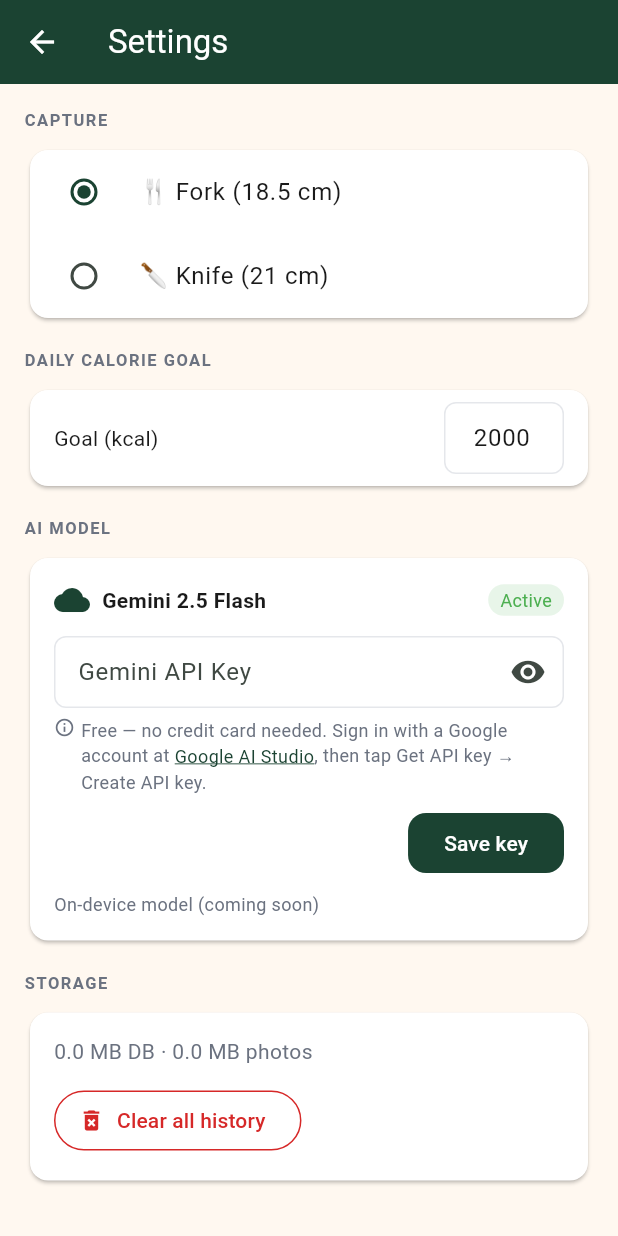
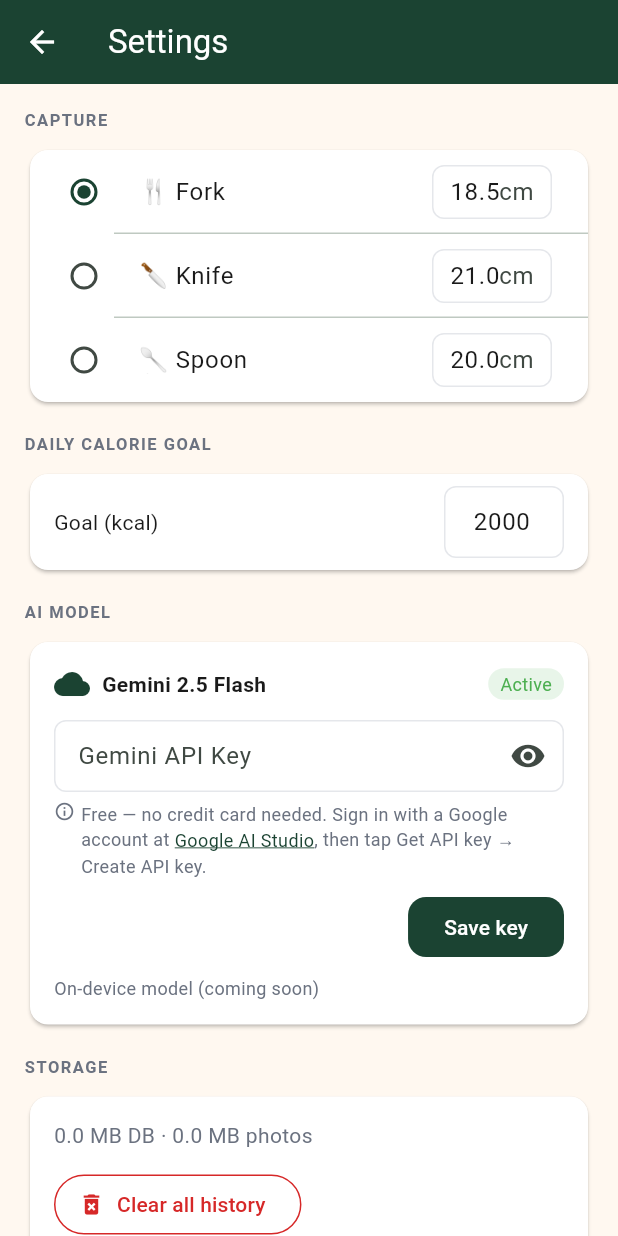
Before and after one commit to iwozere/e-food, a Flutter app: the screen it shows after launch, after a tap on the "settings" icon, on a phone screen of 412 x 824 dp. Run offline on Flutter 3.47's test engine with Material 3 defaults, Android fonts, the phone set to English and light mode, and no system bars; our stand-ins replace camera, flutter_riverpod, flutter_secure_storage, go_router, image_picker, shared_preferences and 1 more; accounts and stored records are empty.

Commit message:
CR-01 implementation

```diff
--- a/fork_scale/lib/core/services/image_service.dart
+++ b/fork_scale/lib/core/services/image_service.dart
@@ -6,11 +6,11 @@ import 'package:path/path.dart' as p;
 import 'package:path_provider/path_provider.dart';
 
 class ImageService {
-  /// Resizes [source] to max 800px longest side for Gemini API call.
+  /// Resizes [source] to max 1536px longest side for Gemini API call.
   /// Runs in a background isolate. Returns JPEG bytes.
   Future<Uint8List> resizeForApi(File source) async {
     final bytes = await source.readAsBytes();
-    return Isolate.run(() => _resize(bytes, 800));
+    return Isolate.run(() => _resize(bytes, 1536));
   }
 
   /// Saves the photo at max 1200px, returns the absolute path.
--- a/fork_scale/lib/core/services/providers.dart
+++ b/fork_scale/lib/core/services/providers.dart
@@ -33,3 +33,12 @@ final dailyGoalProvider = FutureProvider<int>((ref) async {
   final prefs = await SharedPreferences.getInstance();
   return prefs.getInt('daily_goal') ?? 2000;
 });
+
+final utensilLengthsProvider = FutureProvider<Map<String, double>>((ref) async {
+  final prefs = await SharedPreferences.getInstance();
+  return {
+    'fork': prefs.getDouble('fork_length_cm') ?? 18.5,
+    'knife': prefs.getDouble('knife_length_cm') ?? 21.0,
+    'spoon': prefs.getDouble('spoon_length_cm') ?? 20.0,
+  };
+});
--- a/fork_scale/lib/features/capture/capture_screen.dart
+++ b/fork_scale/lib/features/capture/capture_screen.dart
@@ -5,6 +5,7 @@ import 'package:flutter/services.dart';
 import 'package:flutter_riverpod/flutter_riverpod.dart';
 import 'package:go_router/go_router.dart';
 import 'package:image_picker/image_picker.dart';
+import 'package:shared_preferences/shared_preferences.dart';
 import 'package:uuid/uuid.dart';
 
 import '../../core/services/gemini_service.dart';
@@ -32,6 +33,13 @@ class _CaptureScreenState extends ConsumerState<CaptureScreen>
     super.initState();
     WidgetsBinding.instance.addObserver(this);
     _initCamera();
+    _loadDefaultUtensil();
+  }
+
+  Future<void> _loadDefaultUtensil() async {
+    final prefs = await SharedPreferences.getInstance();
+    final saved = prefs.getString('default_utensil') ?? 'fork';
+    if (mounted) setState(() => _utensil = saved);
   }
 
   @override
@@ -100,9 +108,13 @@ class _CaptureScreenState extends ConsumerState<CaptureScreen>
       final apiBytes = futures[0] as dynamic;
       final savedPath = futures[1] as String;
 
+      final lengths = await ref.read(utensilLengthsProvider.future);
+      final lengthCm = lengths[_utensil] ?? 18.5;
+
       final result = await gemini.analyzeImage(
         imageBytes: apiBytes,
         utensil: _utensil,
+        utensilLengthCm: lengthCm,
       );
 
       if (!mounted) return;
@@ -129,7 +141,10 @@ class _CaptureScreenState extends ConsumerState<CaptureScreen>
         _showError('API error (${e.statusCode}).', detail: e.body);
       }
     } on GeminiParseException catch (e) {
-      _showError('Could not read results — please retake the photo.', detail: e.rawText);
+      final msg = e.truncated
+          ? 'Response was cut off — too many items. Try a simpler plate.'
+          : 'Could not read results — please retake the photo.';
+      _showError(msg, detail: e.rawText);
     } catch (e) {
       _showError('An unexpected error occurred.', detail: e.toString());
     } finally {
@@ -262,6 +277,8 @@ class _CaptureScreenState extends ConsumerState<CaptureScreen>
                 _UtensilToggle(
                   utensil: _utensil,
                   onChanged: (v) => setState(() => _utensil = v),
+                  lengths: ref.watch(utensilLengthsProvider).valueOrNull ??
+                      {'fork': 18.5, 'knife': 21.0, 'spoon': 20.0},
                 ),
                 const SizedBox(height: 24),
                 Row(
@@ -310,7 +327,7 @@ class _InstructionBanner extends StatelessWidget {
         borderRadius: BorderRadius.circular(20),
       ),
       child: const Text(
-        'Place a fork or knife beside the plate',
+        'Place utensil beside the plate as scale',
         style: TextStyle(color: Colors.white, fontSize: 12),
       ),
     );
@@ -320,8 +337,18 @@ class _InstructionBanner extends StatelessWidget {
 class _UtensilToggle extends StatelessWidget {
   final String utensil;
   final ValueChanged<String> onChanged;
+  final Map<String, double> lengths;
 
-  const _UtensilToggle({required this.utensil, required this.onChanged});
+  const _UtensilToggle({
+    required this.utensil,
+    required this.onChanged,
+    required this.lengths,
+  });
+
+  String _label(String key, String emoji) {
+    final cm = (lengths[key] ?? 0).toStringAsFixed(1);
+    return '$emoji $cm cm';
+  }
 
   @override
   Widget build(BuildContext context) {
@@ -333,8 +360,9 @@ class _UtensilToggle extends StatelessWidget {
       child: Row(
         mainAxisSize: MainAxisSize.min,
         children: [
-          _Tab(label: '🍴 Fork (18.5 cm)', value: 'fork', current: utensil, onTap: onChanged),
-          _Tab(label: '🔪 Knife (21 cm)', value: 'knife', current: utensil, onTap: onChanged),
+          _Tab(label: _label('fork', '🍴'), value: 'fork', current: utensil, onTap: onChanged),
+          _Tab(label: _label('knife', '🔪'), value: 'knife', current: utensil, onTap: onChanged),
+          _Tab(label: _label('spoon', '🥄'), value: 'spoon', current: utensil, onTap: onChanged),
         ],
       ),
     );
--- a/fork_scale/lib/features/results/results_screen.dart
+++ b/fork_scale/lib/features/results/results_screen.dart
@@ -102,6 +102,7 @@ class _ResultsBody extends ConsumerWidget {
             itemBuilder: (context, i) => IngredientCard(
               key: ValueKey('item_$i'),
               item: state.items[i],
+              isEdited: state.editedIndices.contains(i),
               onChanged: (updated) => notifier.updateItem(i, updated),
               onDelete: () => notifier.deleteItem(i),
             ),
--- a/fork_scale/lib/features/settings/settings_screen.dart
+++ b/fork_scale/lib/features/settings/settings_screen.dart
@@ -6,6 +6,8 @@ import 'package:path_provider/path_provider.dart';
 import 'package:shared_preferences/shared_preferences.dart';
 
 import 'package:url_launcher/url_launcher.dart';
+
+import 'package:flutter/services.dart';
 
 import '../../core/services/gemini_service.dart';
 import '../../core/services/providers.dart';
@@ -20,10 +22,16 @@ class SettingsScreen extends ConsumerStatefulWidget {
 
 class _SettingsScreenState extends ConsumerState<SettingsScreen> {
   final _apiKeyCtrl = TextEditingController();
+  final _forkLengthCtrl = TextEditingController();
+  final _knifeLengthCtrl = TextEditingController();
+  final _spoonLengthCtrl = TextEditingController();
   bool _obscureKey = true;
   bool _validating = false;
   String _utensil = 'fork';
   int _dailyGoal = 2000;
+  double _forkLengthCm = 18.5;
+  double _knifeLengthCm = 21.0;
+  double _spoonLengthCm = 20.0;
   bool _loading = true;
 
   @override
@@ -35,6 +43,9 @@ class _SettingsScreenState extends ConsumerState<SettingsScreen> {
   @override
   void dispose() {
     _apiKeyCtrl.dispose();
+    _forkLengthCtrl.dispose();
+    _knifeLengthCtrl.dispose();
+    _spoonLengthCtrl.dispose();
     super.dispose();
   }
 
@@ -42,12 +53,26 @@ class _SettingsScreenState extends ConsumerState<SettingsScreen> {
     final storage = ref.read(secureStorageProvider);
     final prefs = await SharedPreferences.getInstance();
     final key = await storage.read(key: 'gemini_api_key');
+    final forkCm = prefs.getDouble('fork_length_cm') ?? 18.5;
+    final knifeCm = prefs.getDouble('knife_length_cm') ?? 21.0;
+    final spoonCm = prefs.getDouble('spoon_length_cm') ?? 20.0;
     setState(() {
       _apiKeyCtrl.text = key ?? '';
       _utensil = prefs.getString('default_utensil') ?? 'fork';
       _dailyGoal = prefs.getInt('daily_goal') ?? 2000;
+      _forkLengthCm = forkCm;
+      _knifeLengthCm = knifeCm;
+      _spoonLengthCm = spoonCm;
+      _forkLengthCtrl.text = forkCm.toStringAsFixed(1);
+      _knifeLengthCtrl.text = knifeCm.toStringAsFixed(1);
+      _spoonLengthCtrl.text = spoonCm.toStringAsFixed(1);
       _loading = false;
     });
+    // Re-activate the provider in case startup read lost the race against the
+    // Android Keystore becoming available (common after app updates).
+    if (key != null && key.isNotEmpty) {
+      ref.invalidate(geminiApiKeyProvider);
+    }
   }
 
   Future<void> _saveApiKey() async {
@@ -95,7 +120,11 @@ class _SettingsScreenState extends ConsumerState<SettingsScreen> {
     final prefs = await SharedPreferences.getInstance();
     await prefs.setString('default_utensil', _utensil);
     await prefs.setInt('daily_goal', _dailyGoal);
+    await prefs.setDouble('fork_length_cm', _forkLengthCm);
+    await prefs.setDouble('knife_length_cm', _knifeLengthCm);
+    await prefs.setDouble('spoon_length_cm', _spoonLengthCm);
     ref.invalidate(dailyGoalProvider);
+    ref.invalidate(utensilLengthsProvider);
   }
 
   Future<String> _storageSummary() async {
@@ -158,14 +187,29 @@ class _SettingsScreenState extends ConsumerState<SettingsScreen> {
                 _savePrefs();
               },
               child: Column(
-                children: const [
-                  RadioListTile<String>(
-                    title: Text('🍴 Fork (18.5 cm)'),
+                children: [
+                  _UtensilTile(
+                    emoji: '🍴',
+                    label: 'Fork',
                     value: 'fork',
+                    ctrl: _forkLengthCtrl,
+                    onLengthChanged: (v) { setState(() => _forkLengthCm = v); _savePrefs(); },
                   ),
-                  RadioListTile<String>(
-                    title: Text('🔪 Knife (21 cm)'),
+                  const Divider(height: 0, indent: 56),
+                  _UtensilTile(
+                    emoji: '🔪',
+                    label: 'Knife',
                     value: 'knife',
+                    ctrl: _knifeLengthCtrl,
+                    onLengthChanged: (v) { setState(() => _knifeLengthCm = v); _savePrefs(); },
+                  ),
+                  const Divider(height: 0, indent: 56),
+                  _UtensilTile(
+                    emoji: '🥄',
+                    label: 'Spoon',
+                    value: 'spoon',
+                    ctrl: _spoonLengthCtrl,
+                    onLengthChanged: (v) { setState(() => _spoonLengthCm = v); _savePrefs(); },
                   ),
                 ],
               ),
@@ -349,6 +393,49 @@ class _ApiKeyHint extends StatelessWidget {
   }
 }
 
+class _UtensilTile extends StatelessWidget {
+  final String emoji;
+  final String label;
+  final String value;
+  final TextEditingController ctrl;
+  final ValueChanged<double> onLengthChanged;
+
+  const _UtensilTile({
+    required this.emoji,
+    required this.label,
+    required this.value,
+    required this.ctrl,
+    required this.onLengthChanged,
+  });
+
+  @override
+  Widget build(BuildContext context) {
+    return RadioListTile<String>(
+      value: value,
+      title: Text('$emoji $label'),
+      secondary: SizedBox(
+        width: 80,
+        child: TextField(
+          controller: ctrl,
+          keyboardType: const TextInputType.numberWithOptions(decimal: true),
+          inputFormatters: [FilteringTextInputFormatter.allow(RegExp(r'[\d.]'))],
+          textAlign: TextAlign.center,
+          decoration: const InputDecoration(
+            suffixText: 'cm',
+            border: OutlineInputBorder(),
+            contentPadding: EdgeInsets.symmetric(horizontal: 8, vertical: 6),
+            isDense: true,
+          ),
+          onChanged: (v) {
+            final parsed = double.tryParse(v);
+            if (parsed != null && parsed > 0) onLengthChanged(parsed);
+          },
+        ),
+      ),
+    );
+  }
+}
+
 class _SectionHeader extends StatelessWidget {
   final String title;
   const _SectionHeader(this.title);
```
Also changed, not shown: fork_scale/lib/core/services/gemini_service.dart (+39 -12 lines), fork_scale/lib/core/services/usda_service.dart (+7 -5 lines), fork_scale/lib/features/results/ingredient_card.dart (+27 -2 lines), fork_scale/lib/features/results/results_notifier.dart (+8 -1 lines), .claude/settings.local.json, 2 other files.
